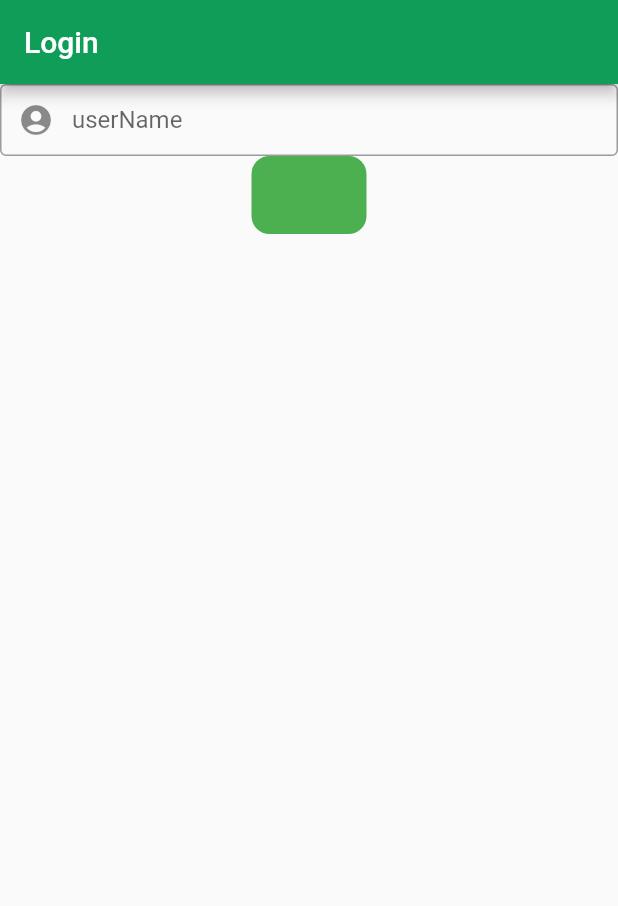
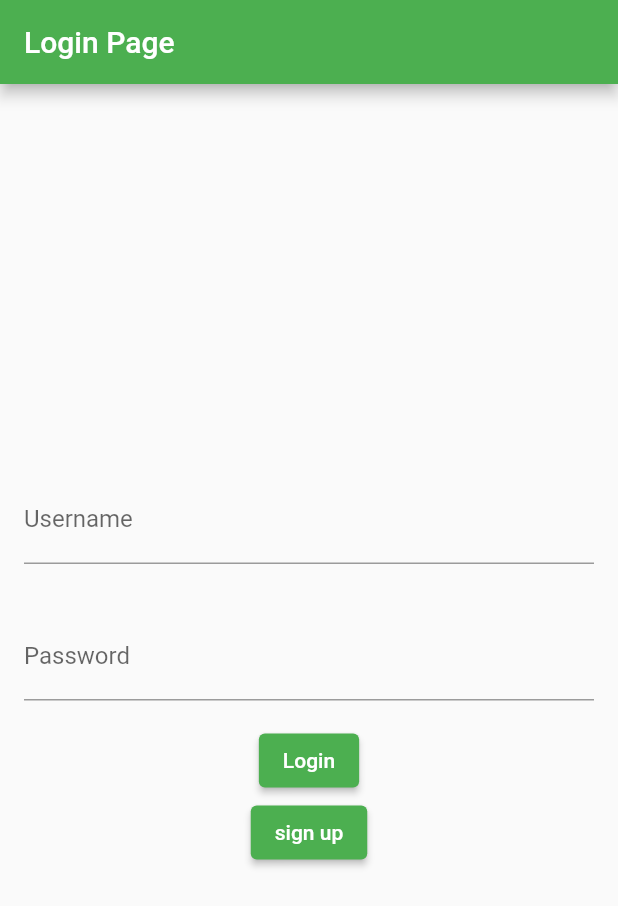
Before and after one commit to Sellami-Ahmed/Localization-fog, a Flutter app: the screen it shows after launch, on a phone screen of 412 x 824 dp. Shown: the top 906 px of the screen. Run offline on Flutter 3.47's test engine with Material 2 defaults, Android fonts, the light colour scheme and no system bars; our stand-ins replace geolocator, google_maps_flutter.

Commit message:
melek's comm

```diff
--- a/lib/login.dart
+++ b/lib/login.dart
@@ -1,75 +1,92 @@
 import 'package:flutter/cupertino.dart';
 import 'package:flutter/material.dart';
 import 'package:localization_client/geolocator.dart';
+import 'package:localization_client/signup.dart';
 
 class LoginPage extends StatefulWidget {
-  const LoginPage({super.key});
+  @override
+  _LoginPageState createState() => _LoginPageState();
+}
 
-  @override
-  State<LoginPage> createState() => _LoginPageState();
+void _navigateToSignup(BuildContext context) {
+  // Navigate to the signup page.
+  Navigator.push(
+      context, MaterialPageRoute(builder: (context) => SignupPage()));
 }
 
 class _LoginPageState extends State<LoginPage> {
-  final _formKey = GlobalKey<FormState>();
-  final TextEditingController _fullNameController = TextEditingController();
+  final TextEditingController _usernameController = TextEditingController();
+  final TextEditingController _passwordController = TextEditingController();
+
+  void _login() {
+    // Implement your login logic here
+    String username = _usernameController.text;
+    String password = _passwordController.text;
+
+    // Add your authentication logic, for example, comparing the username and password with a database.
+    if (username == 'user' && password == 'password') {
+      // Successful login, navigate to another page.
+      Navigator.pushAndRemoveUntil<dynamic>(
+        context,
+        MaterialPageRoute<dynamic>(
+          builder: (BuildContext context) =>
+              HomePage(name: _usernameController.text.toString()),
+        ),
+        (route) => false, //if you want to disable back feature set to false
+      );
+    } else {
+      // Show an error message if login fails.
+      ScaffoldMessenger.of(context).showSnackBar(
+        SnackBar(
+          content: Text('Login failed. Please check your credentials.'),
+        ),
+      );
+    }
+  }
+
   @override
   Widget build(BuildContext context) {
     return Scaffold(
       appBar: AppBar(
-        backgroundColor: Color(0xFF0F9D58),
-        title: Text("Login"),
+        title: Text('Login Page'),
       ),
-      body: Column(
-        children: [
-          Form(
-            key: _formKey,
-            child: TextFormField(
-              controller: _fullNameController,
-              validator: (val) => val!.isEmpty ? "could not be empty" : null,
-              decoration: const InputDecoration(
-                contentPadding: EdgeInsets.symmetric(horizontal: 12),
-                prefixIcon: Icon(Icons.account_circle),
-                border: OutlineInputBorder(),
-                hintText: "userName",
-                labelText: "userName",
+      body: Center(
+        child: Column(
+          mainAxisAlignment: MainAxisAlignment.center,
+          children: <Widget>[
+            Padding(
+              padding: const EdgeInsets.all(16.0),
+              child: TextField(
+                controller: _usernameController,
+                decoration: InputDecoration(
+                  labelText: 'Username',
+                ),
               ),
             ),
-          ),
-          CupertinoButton(
-            color: Theme.of(context).primaryColor,
-            onPressed: () {
-              onSave(context);
-            },
-            child: const Text("enter"),
-          )
-        ],
+            Padding(
+              padding: const EdgeInsets.all(16.0),
+              child: TextField(
+                controller: _passwordController,
+                obscureText: true,
+                decoration: InputDecoration(
+                  labelText: 'Password',
+                ),
+              ),
+            ),
+            Column(
+              children: [
+                ElevatedButton(
+                  onPressed: _login,
+                  child: Text('Login'),
+                ),
+                ElevatedButton(
+                    onPressed: () => _navigateToSignup(context),
+                    child: Text("sign up"))
+              ],
+            ),
+          ],
+        ),
       ),
     );
   }
-
-  onSave(BuildContext context) {
-    bool allValid = true;
-    //If any form validation function returns false means all forms are not valid
-
-    allValid = validate();
-
-    if (allValid) {
-      Navigator.pushAndRemoveUntil<dynamic>(
-        context,
-        MaterialPageRoute<dynamic>(
-          builder: (BuildContext context) =>
-              HomePage(name: _fullNameController.text.toString()),
-        ),
-        (route) => false, //if you want to disable back feature set to false
-      );
-    } else {
-      debugPrint("Form is Not Valid");
-    }
-  }
-
-  bool validate() {
-    //Validate Form Fields by form key
-    bool validate = _formKey.currentState!.validate();
-    return validate;
-  }
 }
--- a/lib/main.dart
+++ b/lib/main.dart
@@ -13,7 +13,7 @@ class MyApp extends StatelessWidget {
   Widget build(BuildContext context) {
     return MaterialApp(
       // on below line we are specifying title of our app
-      title: 'Fog',
+      title: 'GFG',
       // on below line we are hiding debug banner
       debugShowCheckedModeBanner: false,
       theme: ThemeData(
@@ -21,7 +21,7 @@ class MyApp extends StatelessWidget {
         primarySwatch: Colors.green,
       ),
       // First screen of our app
-      home: const LoginPage(),
+      home: LoginPage(),
     );
   }
 }
```
Also changed, not shown: lib/geolocator.dart (+11 -7 lines), lib/signup.dart (added, +88 -0 lines).
